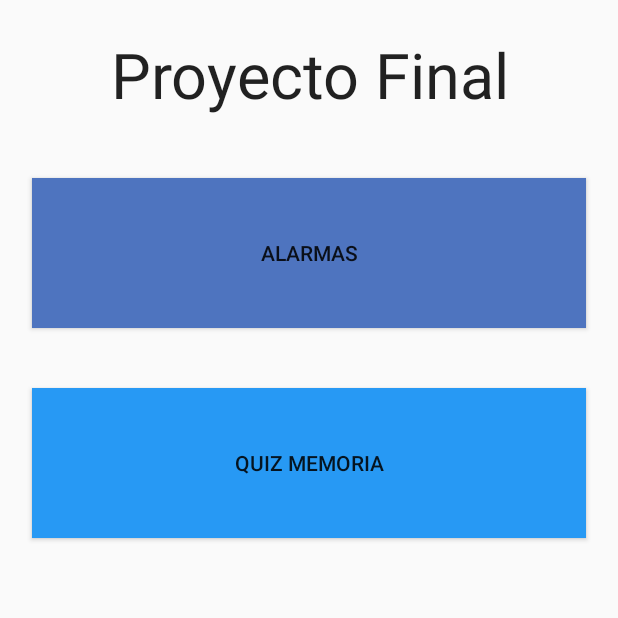
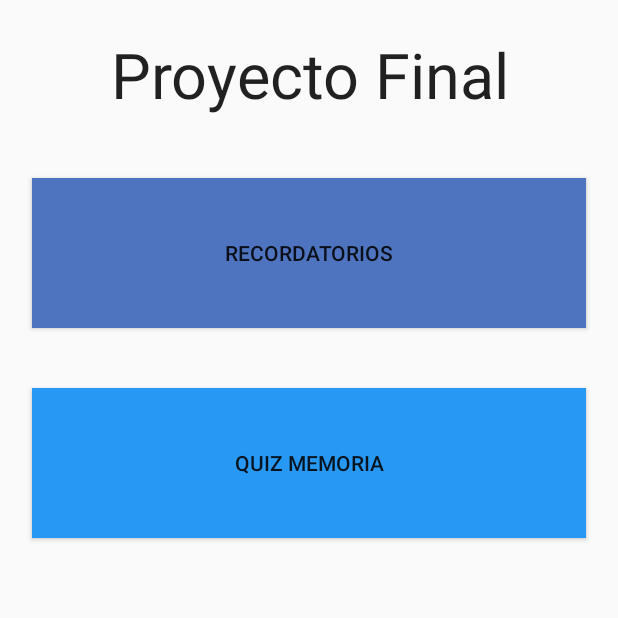
Before and after one commit to daniela2807/Seminario, an Android app: the screen it shows after launch (MainActivity), on a phone screen of 412 x 824 dp, the top half of it. Run offline under Robolectric (Android 15) with nearby library versions, the light colour scheme and no system bars; our stand-ins replace Room's generated code.

Commit message:
cambios1

```diff
--- a/app/src/main/AndroidManifest.xml
+++ b/app/src/main/AndroidManifest.xml
@@ -9,12 +9,14 @@
         android:roundIcon="@mipmap/ic_launcher_round"
         android:supportsRtl="true"
         android:theme="@style/AppTheme">
+        <activity android:name=".actividades.CrearAlarmaActivity"></activity>
+        <activity android:name=".actividades.AlarmasActivity"></activity>
+
         <receiver
             android:name=".receivers.AlarmaReceiver"
             android:enabled="true"
-            android:exported="true"></receiver>
+            android:exported="true" />
 
-        <activity android:name=".actividades.CrearAlarmaActivity" />
         <activity android:name=".actividades.MainActivity">
             <intent-filter>
                 <action android:name="android.intent.action.MAIN" />
--- a/app/src/main/java/com/example/alarmaapp/actividades/AlarmasActivity.kt
+++ b/app/src/main/java/com/example/alarmaapp/actividades/AlarmasActivity.kt
@@ -17,10 +17,12 @@ import com.example.alarmaapp.modelos.Alarma
 import com.example.alarmaapp.utils.AlarmasUtils
 import java.util.*
 
-const val COD_CREAR_ALARMA = 354
+
 
 class AlarmasActivity : AppCompatActivity(), AlarmasAdapter.OnHabilitarAlarmaListener,
     AlarmasAdapter.OnLongClickAlarmaListener {
+
+    val COD_CREAR_ALARMA = 354
 
     var contNoHayAlarmas: LinearLayout? = null
     var recyclerAlarmas: RecyclerView? = null
--- a/app/src/main/java/com/example/alarmaapp/actividades/MainActivity.kt
+++ b/app/src/main/java/com/example/alarmaapp/actividades/MainActivity.kt
@@ -5,7 +5,9 @@ import androidx.appcompat.app.AppCompatActivity
 import android.os.Bundle
 import android.util.Log
 import android.view.View
+import android.widget.Button
 import android.widget.LinearLayout
+import android.widget.Toast
 import androidx.recyclerview.widget.LinearLayoutManager
 import androidx.recyclerview.widget.RecyclerView
 import androidx.room.Room
@@ -21,13 +23,21 @@ class MainActivity : AppCompatActivity() {
     override fun onCreate(savedInstanceState: Bundle?) {
         super.onCreate(savedInstanceState)
         setContentView(R.layout.inicio)
+
+        val btn_click_me = findViewById(R.id.button1) as Button
+        btn_click_me.setOnClickListener {
+            Toast.makeText(this@MainActivity, "You clicked me.", Toast.LENGTH_SHORT).show()
+            val intent = Intent(this, AlarmasActivity::class.java).apply {
+            }
+            startActivity(intent)
+        }
     }
 
-    fun Alarmas(btn: View) {
+    //fun alarmas(view: View) {
+       // val intent = Intent(this, AlarmasActivity::class.java).apply {
+      //  }
+      //  startActivity(intent)
+  //  }
 
-        startActivityForResult(
-            Intent(this, AlarmasActivity::class.java),
-            COD_CREAR_ALARMA
-        )
-    }
+
 }
--- a/app/src/main/res/layout/inicio.xml
+++ b/app/src/main/res/layout/inicio.xml
@@ -31,13 +31,12 @@
             android:textSize="42dp" />
 
         <Button
-            android:id="@+id/button"
+            android:id="@+id/button1"
             android:layout_width="match_parent"
             android:layout_height="100dp"
             android:layout_margin="30px"
             android:background="#4E74BF"
-            android:text="Alarmas"
-            android:onClick="Alarmas"/>
+            android:text="Recordatorios"/>
 
         <Button
             android:id="@+id/button2"
```
